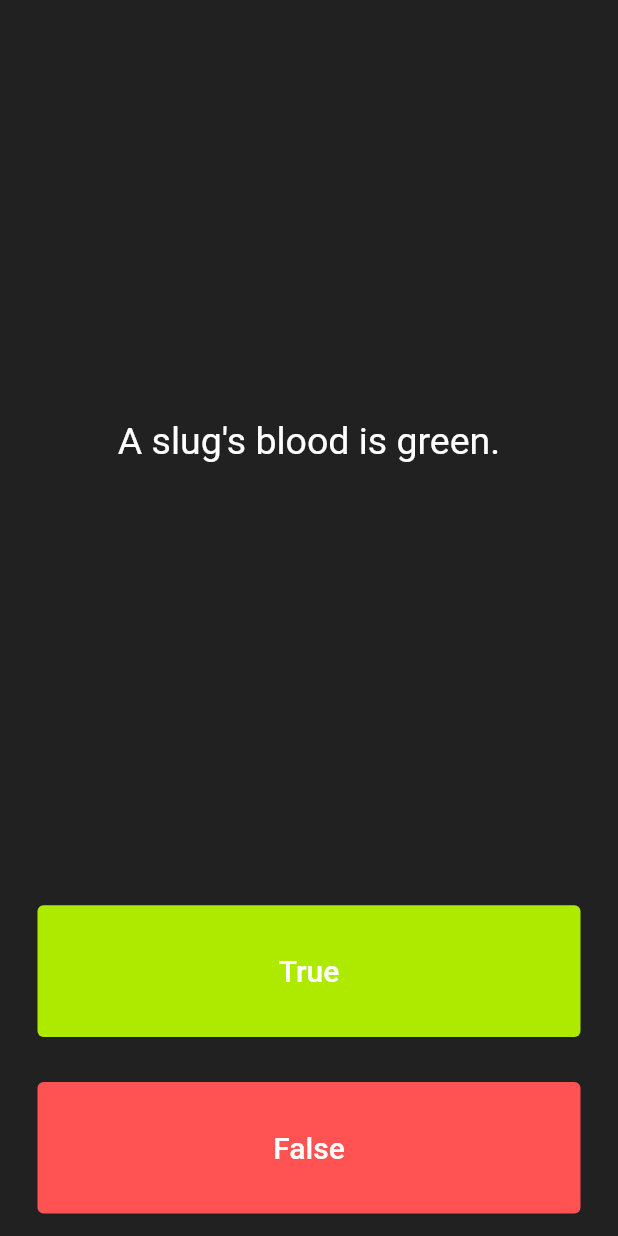
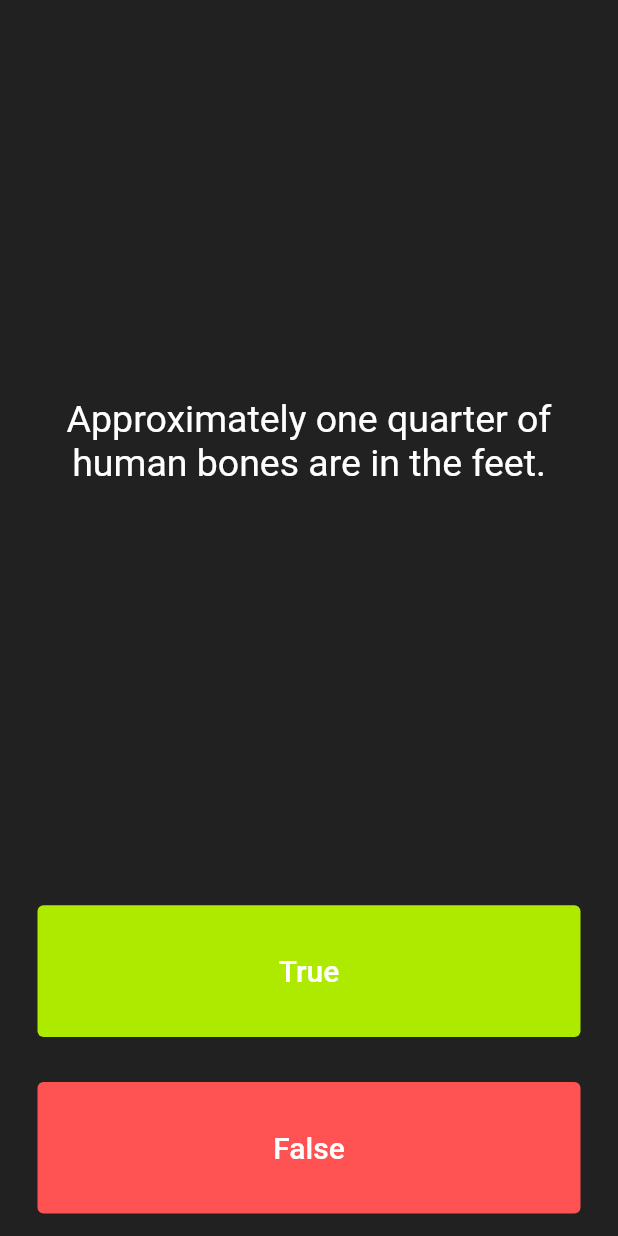
Before and after one commit to g0beze/quizzler, a Flutter app: the screen it shows after launch, after a tap on "True", after a tap on "False", on a phone screen of 412 x 824 dp. Run offline on Flutter 3.47's test engine with Material 2 defaults, Android fonts, the phone set to English and light mode, and no system bars.

Commit message:
calling thing from quizBrain object

```diff
--- a/lib/main.dart
+++ b/lib/main.dart
@@ -1,5 +1,7 @@
 import 'package:flutter/material.dart';
-import 'question.dart';
+import 'quiz_brain.dart';
+
+QuizBrain quizBrain = QuizBrain();
 
 void main() => runApp(Quizzler());
 
@@ -40,13 +42,6 @@ class QuizPage extends StatefulWidget {
 
 List<Icon> scoreKeeper = [];
 
-List<Question> questions = [
-  Question(q: 'You can lead a cow down stairs but not up stairs.', a: false),
-  Question(
-      q: 'Approximately one quarter of human bones are in the feet.', a: true),
-  Question(q: 'A slug\'s blood is green.', a: true)
-];
-
 int questionNum = 0;
 
 class _QuizPageState extends State<QuizPage> {
@@ -62,7 +57,7 @@ class _QuizPageState extends State<QuizPage> {
             padding: const EdgeInsets.all(10.0),
             child: Center(
               child: Text(
-                questions[questionNum].questionText,
+                quizBrain.questions[questionNum].questionText,
                 textAlign: TextAlign.center,
                 style: const TextStyle(
                   fontSize: 25.0,
@@ -87,7 +82,8 @@ class _QuizPageState extends State<QuizPage> {
                 ),
               ),
               onPressed: () {
-                bool correctAnswer = questions[questionNum].questionAnswer;
+                bool correctAnswer =
+                    quizBrain.questions[questionNum].questionAnswer;
 
                 if (correctAnswer == true) {
                   print('user got the answer right');
@@ -123,7 +119,8 @@ class _QuizPageState extends State<QuizPage> {
               onPressed: () {
                 //The user picked false.
 
-                bool correctAnswer = questions[questionNum].questionAnswer;
+                bool correctAnswer =
+                    quizBrain.questions[questionNum].questionAnswer;
 
                 if (correctAnswer == false) {
                   print('user got the answer right');
--- a/lib/question.dart
+++ b/lib/question.dart
@@ -2,7 +2,7 @@ class Question {
   late String questionText;
   late bool questionAnswer;
 
-  Question({required String q, required bool a}) {
+  Question(String q, bool a) {
     questionText = q;
     questionAnswer = a;
   }
--- /dev/null
+++ b/lib/quiz_brain.dart
@@ -0,0 +1,31 @@
+import 'question.dart';
+
+class QuizBrain {
+  List<Question> questions = [
+    Question('Some cats are actually allergic to humans', true),
+    Question('You can lead a cow down stairs but not up stairs.', false),
+    Question('Approximately one quarter of human bones are in the feet.', true),
+    Question('A slug\'s blood is green.', true),
+    Question('Buzz Aldrin\'s mother\'s maiden name was \"Moon\".', true),
+    Question('It is illegal to pee in the Ocean in Portugal.', true),
+    Question(
+        'No piece of square dry paper can be folded in half more than 7 times.',
+        false),
+    Question(
+        'In London, UK, if you happen to die in the House of Parliament, you are technically entitled to a state funeral, because the building is considered too sacred a place.',
+        true),
+    Question(
+        'The loudest sound produced by any animal is 188 decibels. That animal is the African Elephant.',
+        false),
+    Question(
+        'The total surface area of two human lungs is approximately 70 square metres.',
+        true),
+    Question('Google was originally called \"Backrub\".', true),
+    Question(
+        'Chocolate affects a dog\'s heart and nervous system; a few ounces are enough to kill a small dog.',
+        true),
+    Question(
+        'In West Virginia, USA, if you accidentally hit an animal with your car, you are free to take it home to eat.',
+        true),
+  ];
+}
```
